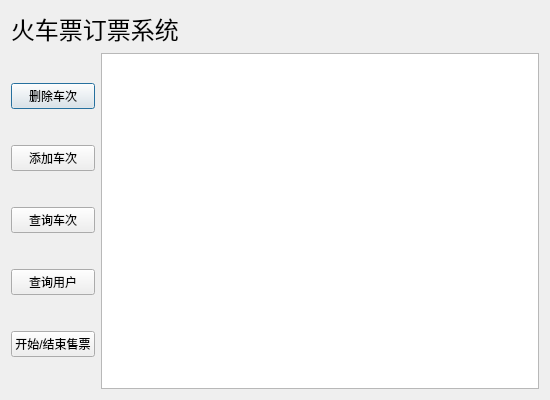
New-bottle/train-ticket-system, file UI/adminmainwindow.ui: the form before one commit.
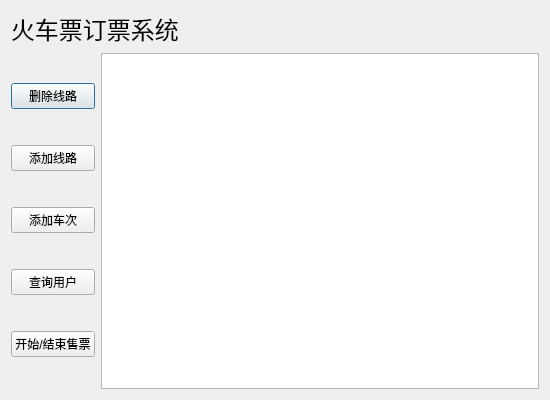
The form after the commit.

Diff of the .ui file:
```diff
--- a/UI/adminmainwindow.ui
+++ b/UI/adminmainwindow.ui
@@ -34,21 +34,21 @@
        <item>
         <widget class="QPushButton" name="pushButton">
          <property name="text">
-          <string>删除车次</string>
+          <string>删除线路</string>
          </property>
         </widget>
        </item>
        <item>
         <widget class="QPushButton" name="pushButton_2">
          <property name="text">
-          <string>添加车次</string>
+          <string>添加线路</string>
          </property>
         </widget>
        </item>
        <item>
         <widget class="QPushButton" name="pushButton_4">
          <property name="text">
-          <string>查询车次</string>
+          <string>添加车次</string>
          </property>
         </widget>
        </item>
```
